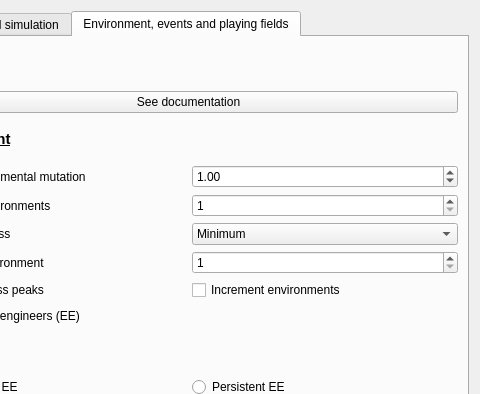
This is settings.ui in palaeoware/trevosim as Qt 5 draws it before an edit; both pictures show x 103 to 583 and y 0 to 394 of the 583 by 959 pixel window. The edited form follows.
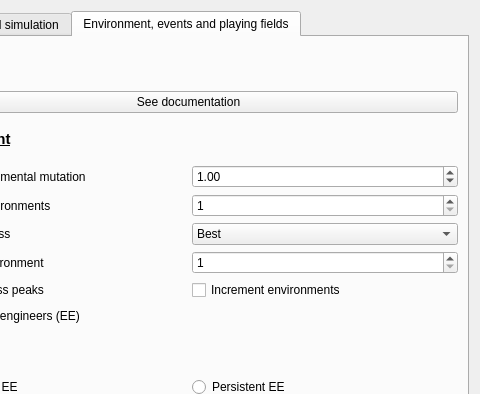
This is the edited form. The open tabs and pages were chosen to show the change.

The edit to the form file:
```diff
--- a/settings.ui
+++ b/settings.ui
@@ -672,7 +672,7 @@
         <widget class="QComboBox" name="combo_fitness_mode">
          <item>
           <property name="text">
-           <string>Minimum</string>
+           <string>Best</string>
           </property>
          </item>
          <item>
```
